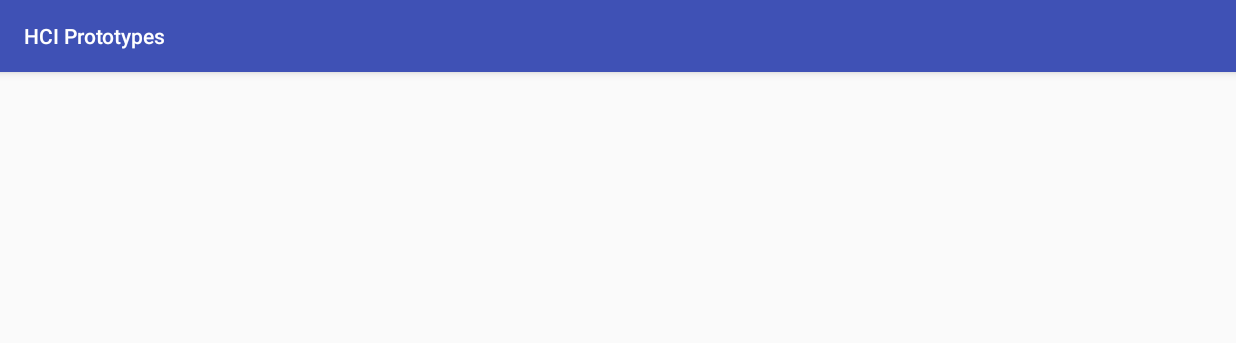
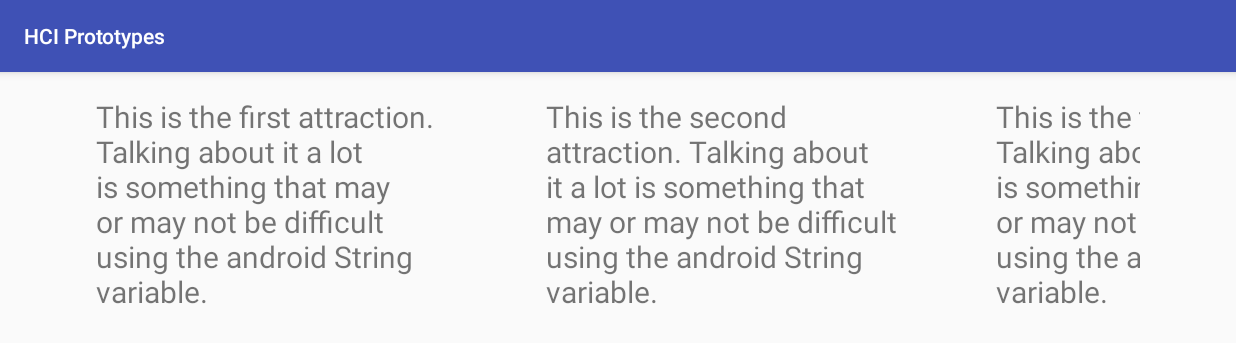
Before and after one commit to tjcdavy/HCIPrototypes, an Android app: the screen it shows after launch (MainActivity), on a phone screen of 824 x 412 dp (held sideways). Shown: the top 343 px of the screen. Run offline under Robolectric (Android 15) with nearby library versions, the phone set to English and light mode, and no system bars.

```diff
--- a/app/src/main/AndroidManifest.xml
+++ b/app/src/main/AndroidManifest.xml
@@ -17,6 +17,12 @@
             </intent-filter>
         </activity>
 
+        <activity android:name=".AdminTristan"
+            android:screenOrientation="landscape"/>
+
+        <activity android:name=".AdminJohn"
+            android:screenOrientation="landscape"/>
+
 
     </application>
 
--- a/app/src/main/res/layout/activity_main.xml
+++ b/app/src/main/res/layout/activity_main.xml
@@ -16,12 +16,90 @@
         android:layout_height="match_parent">
 
         <LinearLayout
-            android:layout_width="wrap_content"
-            android:layout_height="match_parent">
+            android:layout_width="300dp"
+            android:layout_height="match_parent"
+            android:orientation="horizontal">
+
+            <LinearLayout
+                android:layout_width="300dp"
+                android:layout_height="match_parent">
+
+                <ImageView
+                    android:layout_width="wrap_content"
+                    android:layout_height="wrap_content"
+                    android:layout_gravity="center"/>
+
+                <TextView
+                    android:layout_width="300dp"
+                    android:layout_height="match_parent"
+                    android:textSize="20sp"
+                    android:text="@string/attraction1_text"
+                    android:paddingRight="@dimen/activity_horizontal_margin" />
 
 
 
+            </LinearLayout>
+
+            <LinearLayout
+                android:layout_width="300dp"
+                android:layout_height="match_parent">
+
+                <ImageView
+                    android:layout_width="wrap_content"
+                    android:layout_height="wrap_content"
+                    android:layout_gravity="center"/>
+
+                <TextView
+                    android:layout_width="300dp"
+                    android:layout_height="match_parent"
+                    android:textSize="20sp"
+                    android:text="@string/attraction2_text"
+                    android:paddingRight="@dimen/activity_horizontal_margin" />
+
+
+
+            </LinearLayout>
+
+            <LinearLayout
+                android:layout_width="300dp"
+                android:layout_height="match_parent">
+
+                <ImageView
+                    android:layout_width="wrap_content"
+                    android:layout_height="wrap_content"
+                    android:layout_gravity="center"/>
+
+                <TextView
+                    android:layout_width="300dp"
+                    android:layout_height="match_parent"
+                    android:textSize="20sp"
+                    android:text="@string/attraction3_text"
+                    android:paddingRight="@dimen/activity_horizontal_margin" />
+
+
+            </LinearLayout>
+
+            <LinearLayout
+                android:layout_width="300dp"
+                android:layout_height="match_parent">
+
+                <ImageView
+                    android:layout_width="wrap_content"
+                    android:layout_height="wrap_content"
+                    android:layout_gravity="center"/>
+
+                <TextView
+                    android:layout_width="300dp"
+                    android:layout_height="match_parent"
+                    android:textSize="20sp"
+                    android:text="@string/map_spiel"
+                    android:paddingRight="@dimen/activity_horizontal_margin" />
+
+            </LinearLayout>
+
         </LinearLayout>
+
+
 
     </HorizontalScrollView>
 
--- /dev/null
+++ b/app/src/main/res/layout/admin_john.xml
@@ -0,0 +1,6 @@
+<?xml version="1.0" encoding="utf-8"?>
+<LinearLayout xmlns:android="http://schemas.android.com/apk/res/android"
+    android:orientation="vertical" android:layout_width="match_parent"
+    android:layout_height="match_parent">
+
+</LinearLayout>
--- a/app/src/main/res/values/strings.xml
+++ b/app/src/main/res/values/strings.xml
@@ -1,7 +1,14 @@
 <resources>
     <string name="app_name">HCI Prototypes</string>
 
+    <!--Activity Main-->
     <string name="attraction1_text">This is the first attraction.  Talking about it a lot is something that may or may not be difficult using the android String variable.</string>
-    <string name="map_spiel">If you are lost or don't know where to go, here is a map.</string>
+    <string name="attraction2_text">This is the second attraction.  Talking about it a lot is something that may or may not be difficult using the android String variable.</string>
+    <string name="attraction3_text">This is the third attraction.  Talking about it a lot is something that may or may not be difficult using the android String variable.</string>
+    <string name="map_spiel">If you are lost or don\'t know where to go, here is a map.</string>
+
+    <!--Tristan Admin-->
+    <string name="current">Currently Showing:</string>
+    <string name="tour_members">Tour Members:</string>
 
 </resources>
```
Also changed, not shown: app/src/main/java/com/example/tristan/hciprototypes/AdminJohn.java (added, +19 -0 lines), app/src/main/java/com/example/tristan/hciprototypes/AdminTristan.java (added, +60 -0 lines), app/src/main/res/layout/admin_tristan.xml (+51 -2 lines).
